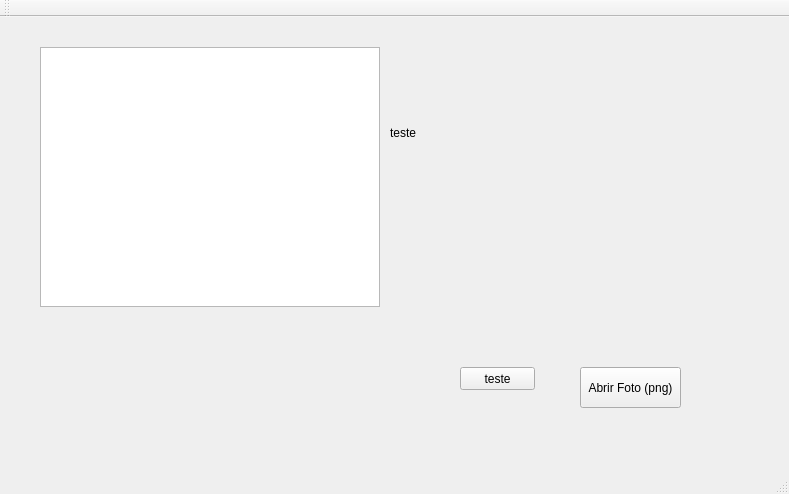
Above: image_get/image_get/mainwindow.ui from isabelasd/tcc before the change. Below: the same form after it.
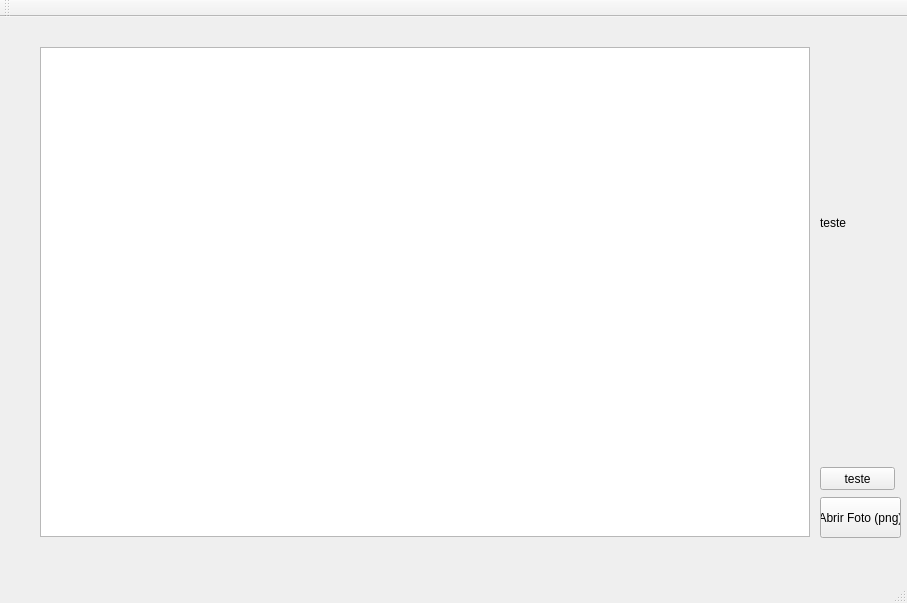
That is the form after the change.

Diff of the .ui file:
```diff
--- a/image_get/image_get/mainwindow.ui
+++ b/image_get/image_get/mainwindow.ui
@@ -6,8 +6,8 @@
    <rect>
     <x>0</x>
     <y>0</y>
-    <width>789</width>
-    <height>494</height>
+    <width>907</width>
+    <height>603</height>
    </rect>
   </property>
   <property name="windowTitle">
@@ -17,9 +17,9 @@
    <widget class="QPushButton" name="pushButton">
     <property name="geometry">
      <rect>
-      <x>580</x>
-      <y>350</y>
-      <width>101</width>
+      <x>820</x>
+      <y>480</y>
+      <width>81</width>
       <height>41</height>
      </rect>
     </property>
@@ -32,17 +32,17 @@
      <rect>
       <x>40</x>
       <y>30</y>
-      <width>340</width>
-      <height>260</height>
+      <width>770</width>
+      <height>490</height>
      </rect>
     </property>
    </widget>
    <widget class="QLabel" name="label">
     <property name="geometry">
      <rect>
-      <x>390</x>
-      <y>30</y>
-      <width>151</width>
+      <x>820</x>
+      <y>120</y>
+      <width>61</width>
       <height>171</height>
      </rect>
     </property>
@@ -53,8 +53,8 @@
    <widget class="QPushButton" name="pushButton_2">
     <property name="geometry">
      <rect>
-      <x>460</x>
-      <y>350</y>
+      <x>820</x>
+      <y>450</y>
       <width>75</width>
       <height>23</height>
      </rect>
```
Left out of the diff: 2 changed lines with no effect on the pictures.
